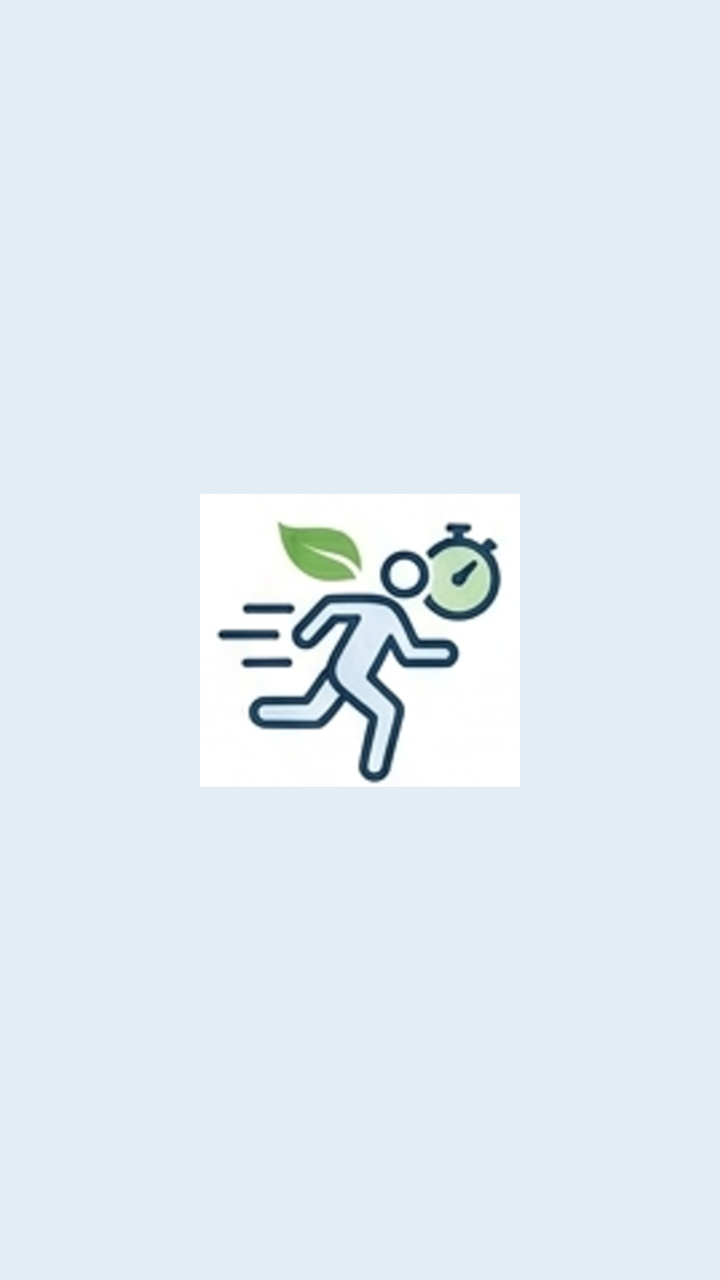
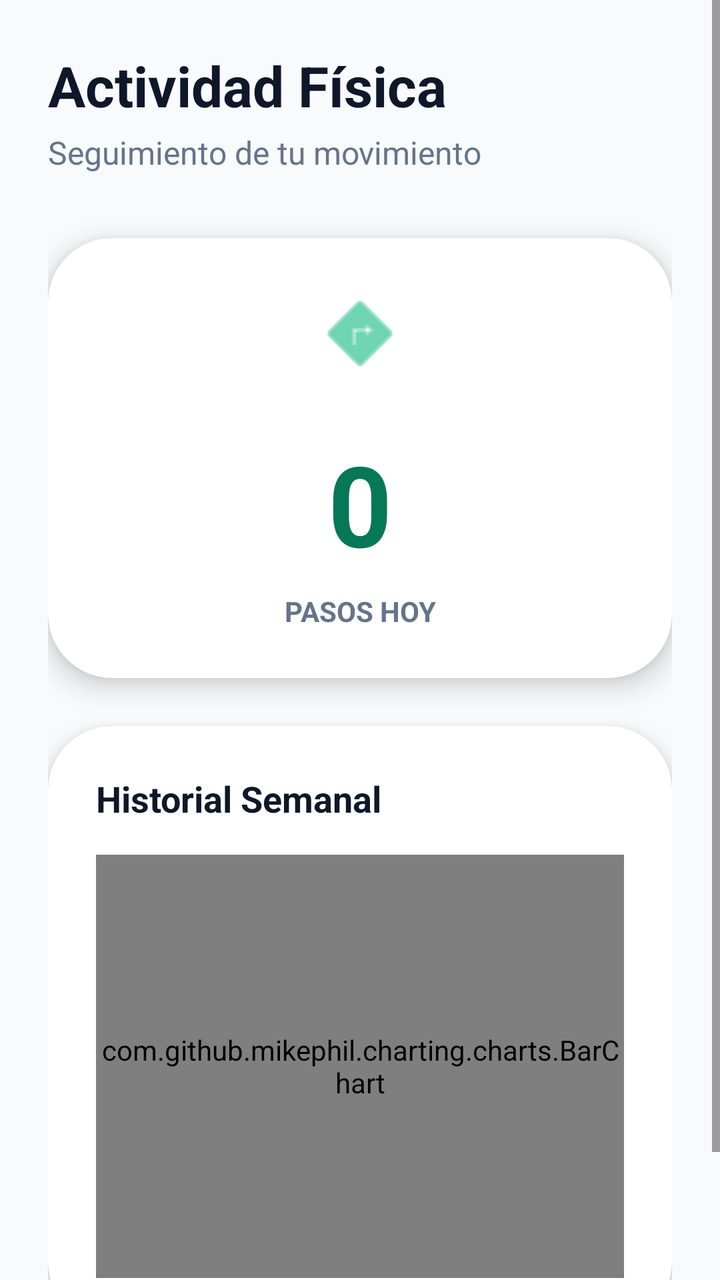

An Android layout rendered at two revisions. The XML below is the earlier revision; the diff shows what the commit changed to produce the second picture.
<!-- AndroidManifest.xml: application theme Theme.Salud_App -->
<!-- res/layout/activity_modulo_actividad.xml -->
<?xml version="1.0" encoding="utf-8"?>
<androidx.constraintlayout.widget.ConstraintLayout xmlns:android="http://schemas.android.com/apk/res/android"
    xmlns:app="http://schemas.android.com/apk/res-auto"
    android:layout_width="match_parent"
    android:layout_height="match_parent"
    android:background="#E3EDF6">

    <ImageView
        android:layout_width="160dp"
        android:layout_height="160dp"
        android:scaleType="centerInside"
        app:srcCompat="@drawable/ic_actividad"
        app:layout_constraintTop_toTopOf="parent"
        app:layout_constraintBottom_toBottomOf="parent"
        app:layout_constraintStart_toStartOf="parent"
        app:layout_constraintEnd_toEndOf="parent" />

</androidx.constraintlayout.widget.ConstraintLayout>
<!-- resources referenced by this layout -->
<resources>
  <!-- drawable ic_actividad: png bitmap (drawable, 63709 bytes) -->
  <style name="Theme.Salud_App" parent="Base.Theme.Salud_App" />
  <style name="Base.Theme.Salud_App" parent="Theme.Material3.DayNight.NoActionBar">
          <item name="colorPrimary">#1A4375</item>
          <item name="colorOnPrimary">#FFFFFF</item>
          <item name="colorPrimaryContainer">#D0E4FF</item>
          <item name="colorOnPrimaryContainer">#001D36</item>
      </style>
</resources>

<!-- the commit's change to res/layout/activity_modulo_actividad.xml (unified diff, before → after) -->
@@ -1,18 +1,142 @@
 <?xml version="1.0" encoding="utf-8"?>
-<androidx.constraintlayout.widget.ConstraintLayout xmlns:android="http://schemas.android.com/apk/res/android"
+<ScrollView xmlns:android="http://schemas.android.com/apk/res/android"
     xmlns:app="http://schemas.android.com/apk/res-auto"
+    xmlns:tools="http://schemas.android.com/tools"
     android:layout_width="match_parent"
     android:layout_height="match_parent"
-    android:background="#E3EDF6">
+    android:background="#F8FAFC"
+    android:fillViewport="true">
 
-    <ImageView
-        android:layout_width="160dp"
-        android:layout_height="160dp"
-        android:scaleType="centerInside"
-        app:srcCompat="@drawable/ic_actividad"
-        app:layout_constraintTop_toTopOf="parent"
-        app:layout_constraintBottom_toBottomOf="parent"
-        app:layout_constraintStart_toStartOf="parent"
-        app:layout_constraintEnd_toEndOf="parent" />
+    <androidx.constraintlayout.widget.ConstraintLayout
+        android:layout_width="match_parent"
+        android:layout_height="wrap_content"
+        android:padding="24dp"
+        tools:context=".ModuloActividad">
 
-</androidx.constraintlayout.widget.ConstraintLayout>
+        <TextView
+            android:id="@+id/tvTitle"
+            android:layout_width="wrap_content"
+            android:layout_height="wrap_content"
+            android:text="Actividad Física"
+            android:textColor="#0F172A"
+            android:textSize="28sp"
+            android:textStyle="bold"
+            app:layout_constraintStart_toStartOf="parent"
+            app:layout_constraintTop_toTopOf="parent" />
+
+        <TextView
+            android:id="@+id/tvSubtitle"
+            android:layout_width="wrap_content"
+            android:layout_height="wrap_content"
+            android:layout_marginTop="4dp"
+            android:text="Seguimiento de tu movimiento"
+            android:textColor="#64748B"
+            android:textSize="16sp"
+            app:layout_constraintStart_toStartOf="parent"
+            app:layout_constraintTop_toBottomOf="@id/tvTitle" />
+
+        
+        <com.google.android.material.card.MaterialCardView
+            android:id="@+id/cardSteps"
+            android:layout_width="0dp"
+            android:layout_height="220dp"
+            android:layout_marginTop="32dp"
+            app:cardBackgroundColor="@android:color/white"
+            app:cardCornerRadius="32dp"
+            app:cardElevation="8dp"
+            app:strokeWidth="0dp"
+            app:layout_constraintEnd_toEndOf="parent"
+            app:layout_constraintStart_toStartOf="parent"
+            app:layout_constraintTop_toBottomOf="@id/tvSubtitle">
+
+            <androidx.constraintlayout.widget.ConstraintLayout
+                android:layout_width="match_parent"
+                android:layout_height="match_parent"
+                android:padding="24dp">
+
+                <ImageView
+                    android:id="@+id/ivStepIcon"
+                    android:layout_width="48dp"
+                    android:layout_height="48dp"
+                    android:src="@android:drawable/ic_menu_directions"
+                    app:tint="#10B981"
+                    app:layout_constraintEnd_toEndOf="parent"
+                    app:layout_constraintStart_toStartOf="parent"
+                    app:layout_constraintTop_toTopOf="parent" />
+
+                <TextView
+                    android:id="@+id/tvSteps"
+                    android:layout_width="wrap_content"
+                    android:layout_height="wrap_content"
+                    android:layout_marginTop="16dp"
+                    android:text="0"
+                    android:textColor="#047857"
+                    android:textSize="56sp"
+                    android:textStyle="bold"
+                    app:layout_constraintBottom_toTopOf="@id/tvStepsLabel"
+                    app:layout_constraintEnd_toEndOf="parent"
+                    app:layout_constraintStart_toStartOf="parent"
+                    app:layout_constraintTop_toBottomOf="@id/ivStepIcon" />
+
+                <TextView
+                    android:id="@+id/tvStepsLabel"
+                    android:layout_width="wrap_content"
+                    android:layout_height="wrap_content"
+                    android:text="PASOS HOY"
+                    android:textColor="#64748B"
+                    android:textSize="14sp"
+                    android:textStyle="bold"
+                    app:layout_constraintBottom_toBottomOf="parent"
+                    app:layout_constraintEnd_toEndOf="parent"
+                    app:layout_constraintStart_toStartOf="parent" />
+
+            </androidx.constraintlayout.widget.ConstraintLayout>
+        </com.google.android.material.card.MaterialCardView>
+
+        
+        <com.google.android.material.card.MaterialCardView
+            android:id="@+id/cardChart"
+            android:layout_width="0dp"
+            android:layout_height="300dp"
+            android:layout_marginTop="24dp"
+            android:layout_marginBottom="24dp"
+            app:cardBackgroundColor="@android:color/white"
+            app:cardCornerRadius="32dp"
+            app:cardElevation="8dp"
+            app:strokeWidth="0dp"
+            app:layout_constraintBottom_toBottomOf="parent"
+            app:layout_constraintEnd_toEndOf="parent"
+            app:layout_constraintStart_toStartOf="parent"
+            app:layout_constraintTop_toBottomOf="@id/cardSteps">
+
+            <androidx.constraintlayout.widget.ConstraintLayout
+                android:layout_width="match_parent"
+                android:layout_height="match_parent"
+                android:padding="24dp">
+
+                <TextView
+                    android:id="@+id/tvChartTitle"
+                    android:layout_width="wrap_content"
+                    android:layout_height="wrap_content"
+                    android:text="Historial Semanal"
+                    android:textColor="#0F172A"
+                    android:textSize="18sp"
+                    android:textStyle="bold"
+                    app:layout_constraintStart_toStartOf="parent"
+                    app:layout_constraintTop_toTopOf="parent" />
+
+                <com.github.mikephil.charting.charts.BarChart
+                    android:id="@+id/barChartSteps"
+                    android:layout_width="0dp"
+                    android:layout_height="0dp"
+                    android:layout_marginTop="16dp"
+                    app:layout_constraintBottom_toBottomOf="parent"
+                    app:layout_constraintEnd_toEndOf="parent"
+                    app:layout_constraintStart_toStartOf="parent"
+                    app:layout_constraintTop_toBottomOf="@id/tvChartTitle" />
+
+            </androidx.constraintlayout.widget.ConstraintLayout>
+        </com.google.android.material.card.MaterialCardView>
+
+    </androidx.constraintlayout.widget.ConstraintLayout>
+</ScrollView>
<!-- resource entries referenced after the edit -->
@@ -1,6 +1,5 @@
 <!-- resources referenced by this layout -->
 <resources>
-  <!-- drawable ic_actividad: png bitmap (drawable, 63709 bytes) -->
   <style name="Theme.Salud_App" parent="Base.Theme.Salud_App" />
   <style name="Base.Theme.Salud_App" parent="Theme.Material3.DayNight.NoActionBar">
           <item name="colorPrimary">#1A4375</item>
